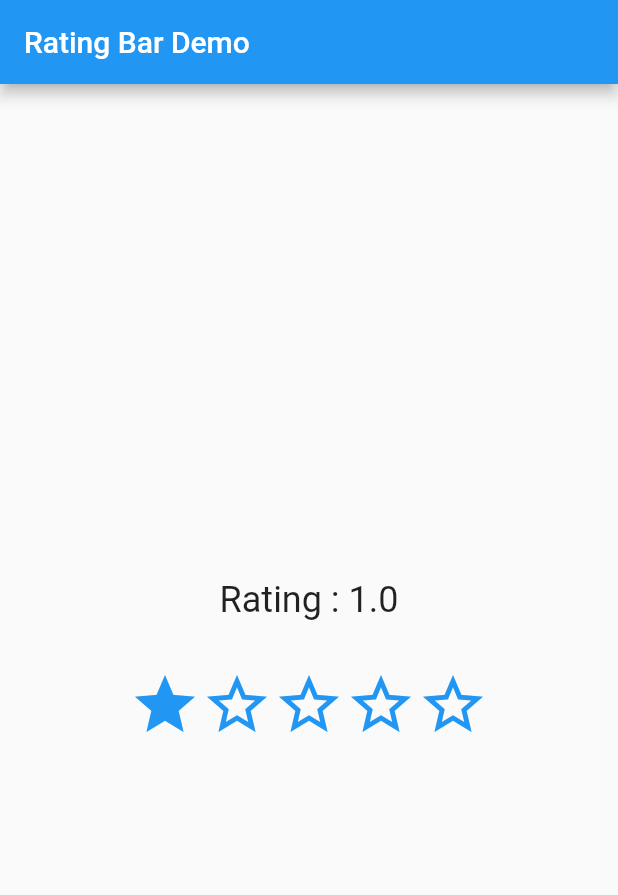
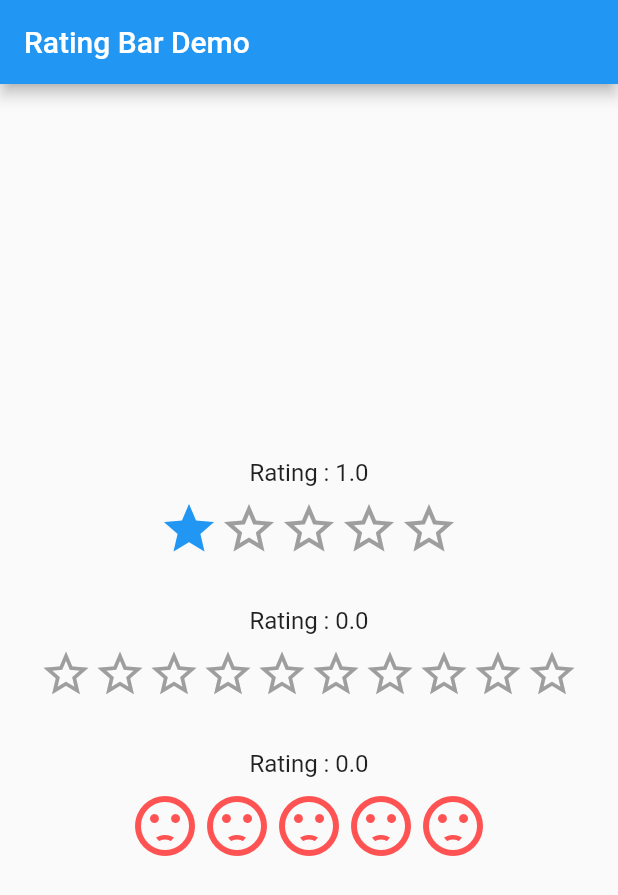
Before and after one commit to jajpa/rating_bar, a Flutter app: the screen it shows after launch, after a tap on the "star border" icon, on a phone screen of 412 x 824 dp. Shown: the top 895 px of the screen. Run offline on Flutter 3.47's test engine with Material 2 defaults, Android fonts, the phone set to English and light mode, and no system bars.

Commit message:
Change the widget to include user specified icons

```diff
--- a/example/lib/main.dart
+++ b/example/lib/main.dart
@@ -24,31 +24,60 @@ class MyHomePage extends StatefulWidget {
 }
 
 class _MyHomePageState extends State<MyHomePage> {
-  double _rating = 0;
+  double _ratingStar = 0;
+  double _ratingStarLong = 0;
+  double _ratingSmile = 0;
 
   @override
   Widget build(BuildContext context) {
     return Scaffold(
       appBar: AppBar(title: Text(widget.title)),
-      body: Center(
-        child: Column(
-          mainAxisSize: MainAxisSize.min,
+      body: Column(
+        mainAxisAlignment: MainAxisAlignment.center,
         children: <Widget>[
           Text(
-              'Rating : $_rating',
-              style: Theme.of(context).textTheme.headline,
+            'Rating : $_ratingStar',
+            style: Theme.of(context).textTheme.subhead,
+          ),
+          SizedBox(height: 8),
+          RatingBar(
+            onRatingChanged: (rating) => setState(() => _ratingStar = rating),
+            filledIcon: Icons.star,
+            emptyIcon: Icons.star_border,
           ),
           SizedBox(height: 32),
+          Text(
+            'Rating : $_ratingStarLong',
+            style: Theme.of(context).textTheme.subhead,
+          ),
+          SizedBox(height: 8),
           RatingBar(
+            maxRating: 10,
+            onRatingChanged: (rating) => setState(() => _ratingStarLong = rating),
+            filledIcon: Icons.star,
+            emptyIcon: Icons.star_border,
+            halfFilledIcon: Icons.star_half,
+            isHalfAllowed: true,
+            size: 36,
+          ),
+          SizedBox(height: 32),
+          Text(
+            'Rating : $_ratingSmile',
+            style: Theme.of(context).textTheme.subhead,
+          ),
+          SizedBox(height: 8),
+          RatingBar(
+            onRatingChanged: (rating) => setState(() => _ratingSmile = rating),
+            filledIcon: Icons.sentiment_satisfied,
+            emptyIcon: Icons.sentiment_dissatisfied,
+            halfFilledIcon: Icons.sentiment_neutral,
+            isHalfAllowed: true,
+            filledColor: Colors.green,
+            emptyColor: Colors.redAccent,
+            halfFilledColor: Colors.amberAccent,
             size: 48,
-              isHalfAllowed: false,
-              onRatingChanged: (value) {
-                _rating = value;
-                setState(() {});
-              },
-            )
+          ),
         ],
-        ),
       ),
     );
   }
--- a/lib/rating_bar.dart
+++ b/lib/rating_bar.dart
@@ -7,28 +7,44 @@ typedef void RatingCallback(double rating);
 class RatingBar extends StatefulWidget {
   RatingBar({
     Key key,
-    this.starCount = 5,
+    this.maxRating = 5,
     @required this.onRatingChanged,
+    @required this.filledIcon,
+    @required this.emptyIcon,
+    this.halfFilledIcon,
+    this.isHalfAllowed = false,
     this.initialRating = 0.0,
-    this.color,
-    this.size = 24,
-    this.isHalfAllowed = false,
-  }) : super(key: key);
+    this.filledColor,
+    this.emptyColor = Colors.grey,
+    this.halfFilledColor,
+    this.size = 40,
+  })  : assert(maxRating != null),
+        assert(filledIcon != null),
+        assert(emptyIcon != null),
+        assert(isHalfAllowed != null),
+        assert(!isHalfAllowed || halfFilledIcon != null),
+        assert(size != null),
+        super(key: key);
 
-  final int starCount;
+  final int maxRating;
+  final IconData filledIcon;
+  final IconData emptyIcon;
+  final IconData halfFilledIcon;
   final RatingCallback onRatingChanged;
   final double initialRating;
-  final Color color;
+  final Color filledColor;
+  final Color emptyColor;
+  final Color halfFilledColor;
   final double size;
   final bool isHalfAllowed;
 
   @override
-  RatingBarState createState() {
-    return RatingBarState();
+  _RatingBarState createState() {
+    return _RatingBarState();
   }
 }
 
-class RatingBarState extends State<RatingBar> {
+class _RatingBarState extends State<RatingBar> {
   double _currentRating;
 
   @override
@@ -42,7 +58,7 @@ class RatingBarState extends State<RatingBar> {
     return Align(
       child: Row(
         mainAxisSize: MainAxisSize.min,
-        children: List.generate(widget.starCount, (index) {
+        children: List.generate(widget.maxRating, (index) {
           return Builder(
             builder: (rowContext) => buildStar(rowContext, index + 1),
           );
@@ -51,27 +67,28 @@ class RatingBarState extends State<RatingBar> {
     );
   }
 
+  Widget buildIcon(BuildContext context, int position) {
+    IconData iconData;
+    Color color;
+    print('position ${position.toDouble()} currentRating $_currentRating');
+    if (position > _currentRating + 0.5) {
+      iconData = widget.emptyIcon;
+      color = widget.emptyColor ?? Colors.grey;
+    } else if (position == _currentRating + 0.5) {
+      iconData = widget.halfFilledIcon;
+      color = widget.halfFilledColor ?? widget.filledColor ?? Theme.of(context).primaryColor;
+    } else {
+      iconData = widget.filledIcon;
+      color = widget.filledColor ?? Theme.of(context).primaryColor;
+    }
+    return Icon(iconData, color: color, size: widget.size);
+  }
+
   Widget buildStar(BuildContext context, int position) {
-    IconData iconData;
-    print('position ${position.toDouble()} currentRating $_currentRating');
-    if (position.toDouble() > (_currentRating + 0.5)) {
-      iconData = Icons.star_border;
-    } else if (position.toDouble() == (_currentRating + 0.5)) {
-      iconData = Icons.star_half;
-    } else {
-      iconData = Icons.star;
-    }
-
     return GestureDetector(
-      child: Icon(
-        iconData,
-        color: widget.color ?? Theme.of(context).primaryColor,
-        size: widget.size,
-      ),
+      child: buildIcon(context, position),
       onTap: () {
-        setState(() {
-          _currentRating = position.toDouble();
-        });
+        setState(() => _currentRating = position.toDouble());
         widget.onRatingChanged(_currentRating);
       },
       onHorizontalDragUpdate: (details) {
@@ -81,19 +98,15 @@ class RatingBarState extends State<RatingBar> {
 
         if (rating < 0) {
           rating = 0;
-        } else if (rating > widget.starCount) {
-          rating = widget.starCount.toDouble();
+        } else if (rating > widget.maxRating) {
+          rating = widget.maxRating.toDouble();
         } else {
-          rating = widget.isHalfAllowed
-              ? (2 * rating).ceilToDouble() / 2
-              : rating.ceilToDouble();
+          rating = widget.isHalfAllowed ? (2 * rating).ceilToDouble() / 2 : rating.ceilToDouble();
         }
         if (_currentRating != rating) {
-          setState(() {
-            _currentRating = rating;
-          });
+          setState(() => _currentRating = rating);
+          widget.onRatingChanged(_currentRating);
         }
-        widget.onRatingChanged(_currentRating);
       },
     );
   }
```
Lines whose indentation alone changed are shown as unchanged.
